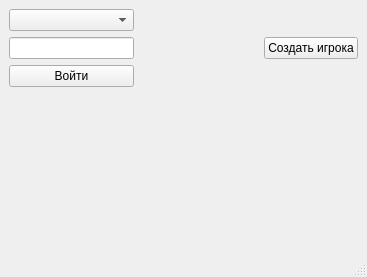
Old version of the form login.ui in the repository GsDrus39/project2.
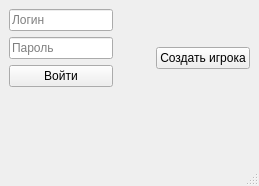
New version of the form.

Commit message: Сделал авторизацию

Diff of the .ui file:
```diff
--- a/login.ui
+++ b/login.ui
@@ -6,8 +6,8 @@
    <rect>
     <x>0</x>
     <y>0</y>
-    <width>367</width>
-    <height>277</height>
+    <width>259</width>
+    <height>186</height>
    </rect>
   </property>
   <property name="windowTitle">
@@ -17,19 +17,13 @@
    <layout class="QGridLayout" name="gridLayout_2">
     <item row="0" column="0">
      <layout class="QGridLayout" name="gridLayout">
-      <item row="0" column="0">
-       <widget class="QComboBox" name="comboBox"/>
-      </item>
       <item row="2" column="0">
-       <widget class="QPushButton" name="pushButton_2">
+       <widget class="QPushButton" name="enter">
         <property name="text">
          <string>Войти</string>
         </property>
        </widget>
       </item>
-      <item row="1" column="0">
-       <widget class="QLineEdit" name="lineEdit"/>
-      </item>
       <item row="1" column="1">
        <spacer name="horizontalSpacer">
         <property name="orientation">
@@ -43,16 +37,30 @@
         </property>
        </spacer>
       </item>
+      <item row="1" column="0">
+       <widget class="QLineEdit" name="password">
+        <property name="placeholderText">
+         <string>Пароль</string>
+        </property>
+       </widget>
+      </item>
+      <item row="0" column="0">
+       <widget class="QLineEdit" name="login">
+        <property name="placeholderText">
+         <string>Логин</string>
+        </property>
+       </widget>
+      </item>
+      <item row="3" column="0">
+       <widget class="QLabel" name="res">
+        <property name="text">
+         <string/>
+        </property>
+       </widget>
+      </item>
      </layout>
     </item>
-    <item row="0" column="1">
-     <widget class="QPushButton" name="createuser">
-      <property name="text">
-       <string>Создать игрока</string>
-      </property>
-     </widget>
-    </item>
-    <item row="1" column="0">
+    <item row="2" column="0">
      <spacer name="verticalSpacer">
       <property name="orientation">
        <enum>Qt::Vertical</enum>
@@ -65,6 +73,13 @@
       </property>
      </spacer>
     </item>
+    <item row="0" column="1">
+     <widget class="QPushButton" name="createuser">
+      <property name="text">
+       <string>Создать игрока</string>
+      </property>
+     </widget>
+    </item>
    </layout>
   </widget>
   <widget class="QMenuBar" name="menubar">
@@ -72,7 +87,7 @@
     <rect>
      <x>0</x>
      <y>0</y>
-     <width>367</width>
+     <width>259</width>
      <height>21</height>
     </rect>
    </property>
```
The commit also changes 2 other files.
